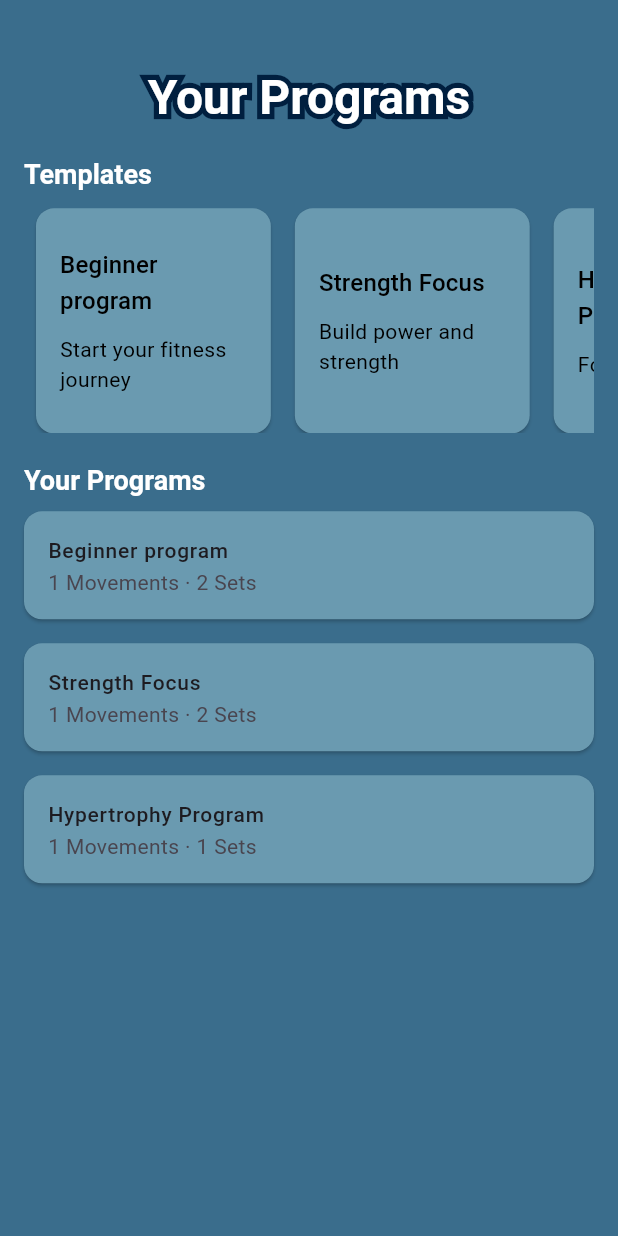
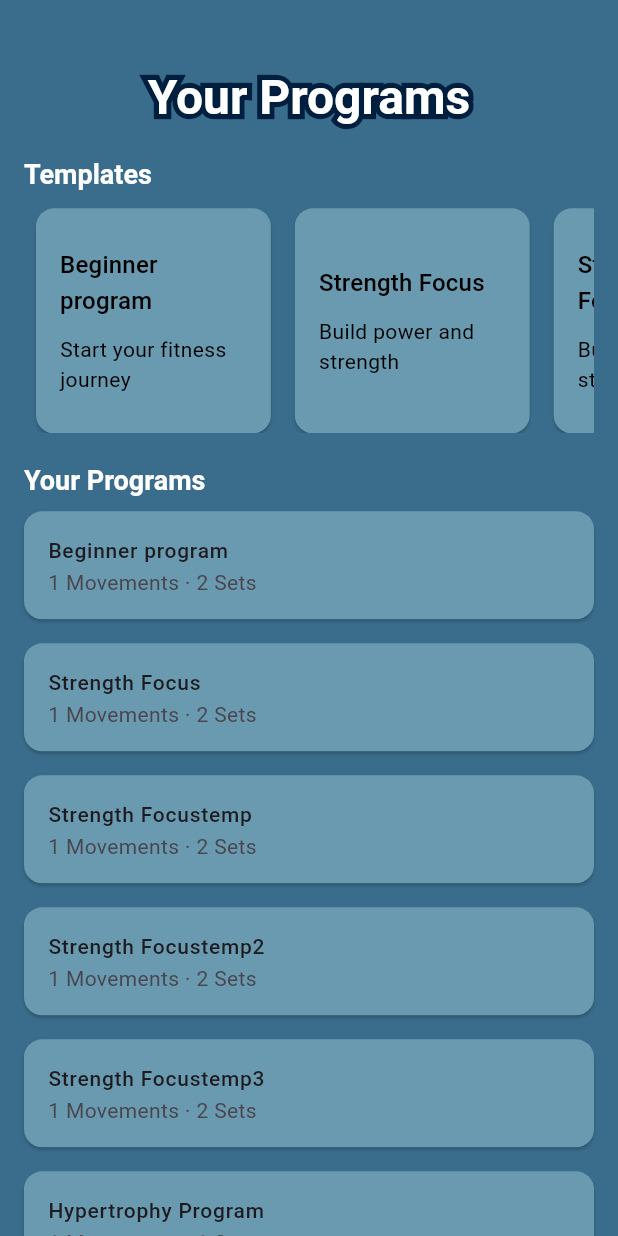
Before and after one commit to namaelsan/stronger, a Flutter app: the ProgramsPage screen opened directly, on a phone screen of 412 x 824 dp. Run offline on Flutter 3.47's test engine with Material 3 defaults, Android fonts, the phone set to English and light mode, and no system bars.

Commit message:
minor changes

```diff
--- a/lib/programs.dart
+++ b/lib/Programs/programs.dart
@@ -1,5 +1,6 @@
 import 'package:flutter/material.dart';
-import 'mylib.dart';
+import '../mylib.dart';
+import 'createPrograms.dart';
 
 class ProgramsPage extends StatefulWidget {
   const ProgramsPage({super.key});
@@ -24,34 +25,52 @@ class _ProgramsPageState extends State<ProgramsPage> {
     {"title": "Upper Body Blitz", "movements": 10, "sets": 30},
   ];
 
-
   var templatePrograms = [
-    Program(
-      title: "Beginner program",
+    Program("Beginner program",
         description: "Start your fitness journey",
         exercises: [
-        Exercise(title: "Chest Press", sets: [
-          Set(reps: 15, type: "Warmup"),
-          Set(reps: 5,type: "Drop"),
-      ]),]
-    ),
-    Program(
-      title: "Strength Focus",
+          Exercise("Chest Press", sets: [
+            Set(15, "Warmup"),
+            Set(5, "Drop"),
+          ]),
+        ]),
+    Program("Strength Focus",
         description: "Build power and strength",
         exercises: [
-        Exercise(title: "Chest Press", sets: [
-          Set(reps: 15, type: "Warmup"),
-          Set(reps: 5,type: "Drop"),
-        ]),]
-    ),
-    Program(
-      title: "Hypertrophy Program",
+          Exercise("Chest Press", sets: [
+            Set(15, "Warmup"),
+            Set(5, "Drop"),
+          ]),
+        ]),
+    Program("Strength Focustemp",
+        description: "Build power and strength",
+        exercises: [
+          Exercise("Chest Press", sets: [
+            Set(15, "Warmup"),
+            Set(5, "Drop"),
+          ]),
+        ]),
+    Program("Strength Focustemp2",
+        description: "Build power and strength",
+        exercises: [
+          Exercise("Chest Press", sets: [
+            Set(15, "Warmup"),
+            Set(5, "Drop"),
+          ]),
+        ]),
+    Program("Strength Focustemp3",
+        description: "Build power and strength",
+        exercises: [
+          Exercise("Chest Press", sets: [
+            Set(15, "Warmup"),
+            Set(5, "Drop"),
+          ]),
+        ]),
+    Program("Hypertrophy Program",
         description: "For muscle growth",
         exercises: [
-        Exercise(title: "Squat", sets: [
-          Set(reps: 15, type: "Warmup")
-        ])]
-    )
+          Exercise("Squat", sets: [Set(15, "Warmup")])
+        ])
   ];
 
   @override
@@ -70,22 +89,29 @@ class _ProgramsPageState extends State<ProgramsPage> {
               Center(
                 child: Stack(
                   children: [
-                    Text("Your Programs",
-                      style: Theme.of(context).textTheme.headlineLarge?.copyWith(
+                    Text(
+                      "Your Programs",
+                      style:
+                          Theme.of(context).textTheme.headlineLarge?.copyWith(
                                 foreground: Paint()
                                   ..style = PaintingStyle.stroke
                                   ..strokeWidth = 7
                                   ..color = AppTheme.colorDark1,
                               ),
                     ),
-                    Text("Your Programs", style: Theme.of(context).textTheme.headlineLarge,
+                    Text(
+                      "Your Programs",
+                      style: Theme.of(context).textTheme.headlineLarge,
                     ),
                   ],
                 ),
               ),
               SizedBox(height: 20),
               // Template Programs Section
-              Text("Templates", style: Theme.of(context).textTheme.headlineSmall, ),
+              Text(
+                "Templates",
+                style: Theme.of(context).textTheme.headlineSmall,
+              ),
               SizedBox(height: 10),
               SizedBox(
                 height: 150,
@@ -104,12 +130,19 @@ class _ProgramsPageState extends State<ProgramsPage> {
                           children: [
                             Text(
                               templatePrograms[index].title,
-                              style: Theme.of(context).textTheme.titleMedium?.copyWith(color: Colors.black),
+                              style: Theme.of(context)
+                                  .textTheme
+                                  .titleMedium
+                                  ?.copyWith(color: Colors.black),
                             ),
                             SizedBox(height: 10),
                             Text(
-                              templatePrograms[index].description ?? "Description here",
-                              style: Theme.of(context).textTheme.bodyMedium?.copyWith(color: Colors.black),
+                              templatePrograms[index].description ??
+                                  "Description here",
+                              style: Theme.of(context)
+                                  .textTheme
+                                  .bodyMedium
+                                  ?.copyWith(color: Colors.black),
                             ),
                           ],
                         ),
@@ -120,7 +153,10 @@ class _ProgramsPageState extends State<ProgramsPage> {
               ),
               SizedBox(height: 20),
               // User Programs Section
-              Text("Your Programs", style: Theme.of(context).textTheme.headlineSmall,),
+              Text(
+                "Your Programs",
+                style: Theme.of(context).textTheme.headlineSmall,
+              ),
               // TODO: CHANGE THIS BUILDER FROM TEMPLATE TO ACTUAL PROGRAMS
               ListView.builder(
                 shrinkWrap: true,
@@ -133,6 +169,14 @@ class _ProgramsPageState extends State<ProgramsPage> {
                       title: Text(templatePrograms[index].title),
                       subtitle: Text(
                           "${templatePrograms[index].getExerciseAmount()} Movements · ${templatePrograms[index].getSetAmount()} Sets"),
+                      onTap: () {
+                        Navigator.push(
+                            context,
+                            MaterialPageRoute(
+                                builder: (context) => CreateProgramsPage(
+                                      program: templatePrograms[index],
+                                    )));
+                      },
                     ),
                   );
                 },
@@ -145,15 +189,13 @@ class _ProgramsPageState extends State<ProgramsPage> {
   }
 }
 
-
-
 // Class representing a Set
 class Set {
   int reps;
   String type;
   int? weight;
 
-  Set({required this.reps, required this.type,this.weight});
+  Set(this.reps, this.type, {this.weight});
 }
 
 // Class representing an Exercise
@@ -161,7 +203,7 @@ class Exercise {
   List<Set>? sets;
   String title;
 
-  Exercise({required this.title,this.sets});
+  Exercise(this.title, {this.sets});
 }
 
 // Class representing a Program
@@ -170,7 +212,7 @@ class Program {
   String? description;
   String title;
 
-  Program({required this.title,this.exercises,this.description});
+  Program(this.title, {this.exercises, this.description});
 
   int getSetAmount() {
     int setAmount = 0;
@@ -182,8 +224,7 @@ class Program {
     return setAmount;
   }
 
-
-  int? getExerciseAmount(){
+  int? getExerciseAmount() {
     return exercises?.length;
   }
 }
```
Lines whose indentation alone changed are shown as unchanged.
